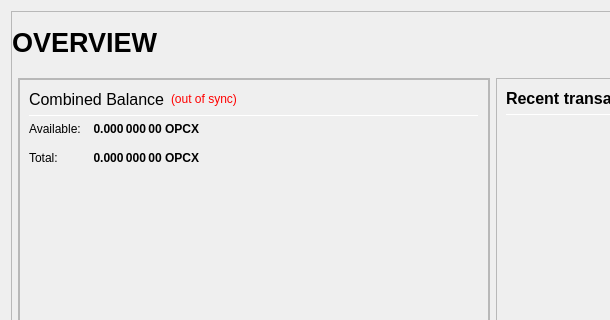
Zoras2/OPCoinX, file src/qt/forms/overviewpage.ui: the form before one commit; both pictures show x 0 to 610 and y 0 to 320 of the 978 by 841 pixel window.
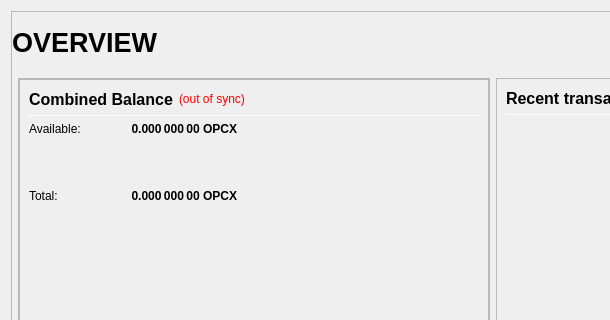
The form after the commit.

```diff
--- a/src/qt/forms/overviewpage.ui
+++ b/src/qt/forms/overviewpage.ui
@@ -214,7 +214,7 @@
                          <property name="font">
                           <font>
                            <pointsize>12</pointsize>
-                           <weight>38</weight>
+                           <weight>75</weight>
                            <bold>true</bold>
                           </font>
                          </property>
@@ -282,7 +282,7 @@
                      <item>
                       <layout class="QGridLayout" name="gridLayout_3">
                        <property name="spacing">
-                        <number>12</number>
+                        <number>50</number>
                        </property>
                        <item row="1" column="0">
                         <widget class="QLabel" name="labelBalanceTextz">
```
